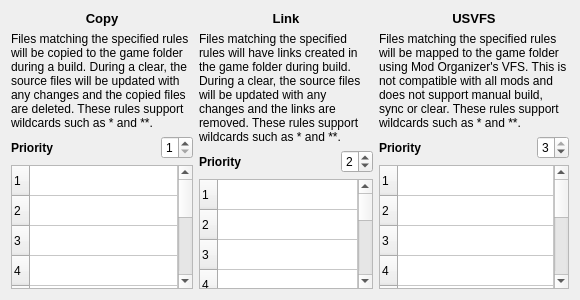
Old version of the form src/plugin/rootbuilder/ui/rootbuilder_custom.ui in the repository Kezyma/ModOrganizer-Plugins.
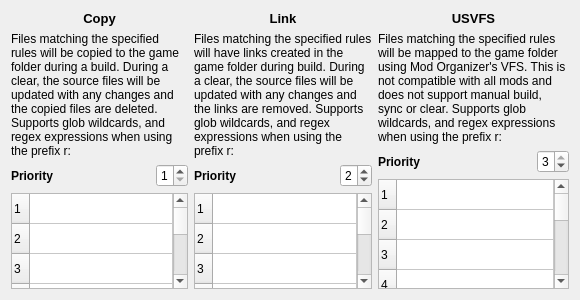
New version of the form.

Commit message: root builder regex matching.

Patch:
```diff
--- a/src/plugin/rootbuilder/ui/rootbuilder_custom.ui
+++ b/src/plugin/rootbuilder/ui/rootbuilder_custom.ui
@@ -55,7 +55,7 @@
       <item>
        <widget class="QLabel" name="copyModeDesc">
         <property name="text">
-         <string>Files matching the specified rules will be copied to the game folder during a build. During a clear, the source files will be updated with any changes and the copied files are deleted. These rules support wildcards such as * and **.</string>
+         <string>Files matching the specified rules will be copied to the game folder during a build. During a clear, the source files will be updated with any changes and the copied files are deleted. Supports glob wildcards, and regex expressions when using the prefix r:</string>
         </property>
         <property name="wordWrap">
          <bool>true</bool>
@@ -186,7 +186,7 @@
       <item>
        <widget class="QLabel" name="linkModeDesc">
         <property name="text">
-         <string>Files matching the specified rules will have links created in the game folder during build. During a clear, the source files will be updated with any changes and the links are removed. These rules support wildcards such as * and **.</string>
+         <string>Files matching the specified rules will have links created in the game folder during build. During a clear, the source files will be updated with any changes and the links are removed. Supports glob wildcards, and regex expressions when using the prefix r:</string>
         </property>
         <property name="wordWrap">
          <bool>true</bool>
@@ -320,7 +320,7 @@
       <item>
        <widget class="QLabel" name="usvfsModeDesc">
         <property name="text">
-         <string>Files matching the specified rules will be mapped to the game folder using Mod Organizer's VFS. This is not compatible with all mods and does not support manual build, sync or clear. These rules support wildcards such as * and **.</string>
+         <string>Files matching the specified rules will be mapped to the game folder using Mod Organizer's VFS. This is not compatible with all mods and does not support manual build, sync or clear. Supports glob wildcards, and regex expressions when using the prefix r:</string>
         </property>
         <property name="wordWrap">
          <bool>true</bool>
```
The commit also changes 10 other files.
